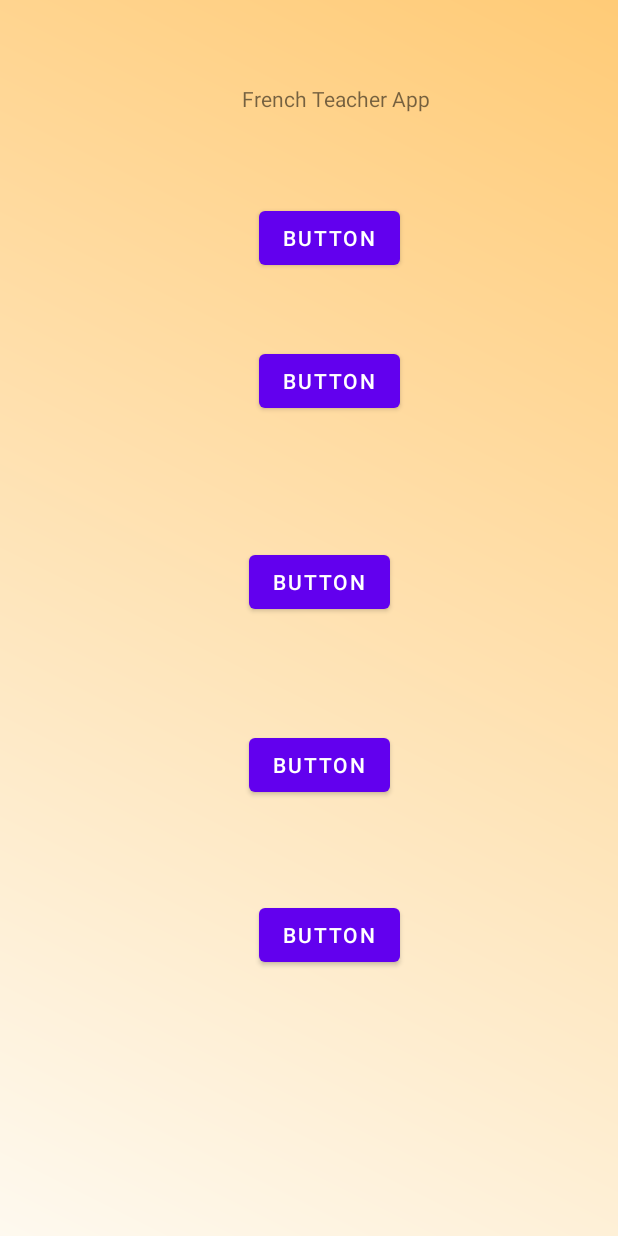
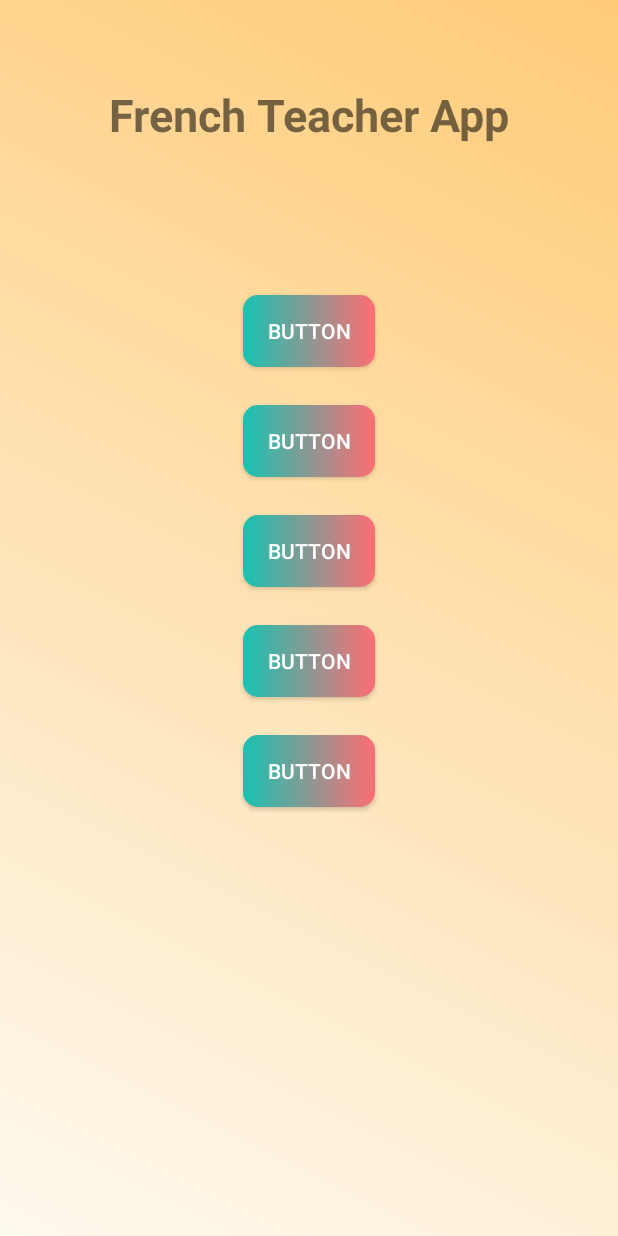
Before and after one commit to Aman7766/android-french-teacher, an Android app: the layout activity_main.xml on its own in the app's theme, with its tools: preview values and no code run, on a phone screen of 412 x 824 dp. Run offline under Robolectric (Android 15) with nearby library versions, the phone set to English and light mode, and no system bars.

Commit message:
Layout Done

```diff
--- /dev/null
+++ b/app/src/main/res/drawable/btn_bg.xml
@@ -0,0 +1,15 @@
+<?xml version="1.0" encoding="utf-8"?>
+<shape xmlns:android="http://schemas.android.com/apk/res/android"
+    android:shape="rectangle">
+    <gradient
+        android:startColor="#fe6d73"
+        android:endColor="#17c3b2"
+        android:angle="180"/>
+
+    <corners
+        android:topLeftRadius="10dp"
+        android:bottomRightRadius="10dp"
+        android:bottomLeftRadius="10dp"
+        android:topRightRadius="10dp"/>
+
+</shape>
--- a/app/src/main/res/layout/activity_main.xml
+++ b/app/src/main/res/layout/activity_main.xml
@@ -7,15 +7,12 @@
     android:layout_height="match_parent"
     tools:context=".MainActivity"
     android:background="@drawable/bg_color">
-
-
   <Button
       android:id="@+id/button2"
-      android:layout_width="wrap_content"
-      android:layout_height="wrap_content"
-      android:layout_marginStart="172dp"
-      android:layout_marginTop="59dp"
-      android:layout_marginEnd="145dp"
+       style="@style/btn_style"
+
+      android:layout_marginTop="100dp"
+
       android:text="Button"
       app:layout_constraintEnd_toEndOf="parent"
       app:layout_constraintStart_toStartOf="parent"
@@ -23,11 +20,11 @@
 
   <Button
       android:id="@+id/button3"
-      android:layout_width="wrap_content"
-      android:layout_height="wrap_content"
-      android:layout_marginStart="172dp"
-      android:layout_marginTop="65dp"
-      android:layout_marginEnd="145dp"
+      style="@style/btn_style"
+
+
+
+
       android:text="Button"
       app:layout_constraintEnd_toEndOf="parent"
       app:layout_constraintStart_toStartOf="parent"
@@ -35,11 +32,10 @@
 
   <Button
       android:id="@+id/button4"
-      android:layout_width="wrap_content"
-      android:layout_height="wrap_content"
-      android:layout_marginStart="165dp"
-      android:layout_marginTop="74dp"
-      android:layout_marginEnd="152dp"
+      style="@style/btn_style"
+
+
+
       android:text="Button"
       app:layout_constraintEnd_toEndOf="parent"
       app:layout_constraintStart_toStartOf="parent"
@@ -47,11 +43,10 @@
 
   <Button
       android:id="@+id/button5"
-      android:layout_width="wrap_content"
-      android:layout_height="wrap_content"
-      android:layout_marginStart="165dp"
-      android:layout_marginTop="86dp"
-      android:layout_marginEnd="152dp"
+      style="@style/btn_style"
+
+
+
       android:text="Button"
       app:layout_constraintEnd_toEndOf="parent"
       app:layout_constraintStart_toStartOf="parent"
@@ -59,11 +54,7 @@
 
   <Button
       android:id="@+id/button"
-      android:layout_width="wrap_content"
-      android:layout_height="wrap_content"
-      android:layout_marginStart="172dp"
-      android:layout_marginTop="47dp"
-      android:layout_marginEnd="145dp"
+      style="@style/btn_style"
       android:text="Button"
       app:layout_constraintEnd_toEndOf="parent"
       app:layout_constraintStart_toStartOf="parent"
@@ -71,11 +62,12 @@
 
   <TextView
       android:id="@+id/textView"
-      android:layout_width="wrap_content"
-      android:layout_height="wrap_content"
-      android:layout_marginStart="161dp"
+      style="@style/wc"
+      android:layout_marginStart="146.5dp"
       android:layout_marginTop="56dp"
-      android:layout_marginEnd="125dp"
+      android:layout_marginEnd="146.5dp"
+      android:textSize="30sp"
+      android:textStyle="bold"
       android:text="French Teacher App"
       app:layout_constraintEnd_toEndOf="parent"
       app:layout_constraintStart_toStartOf="parent"
--- a/app/src/main/res/values-night/themes.xml
+++ b/app/src/main/res/values-night/themes.xml
@@ -1,6 +1,6 @@
 <resources xmlns:tools="http://schemas.android.com/tools">
     <!-- Base application theme. -->
-    <style name="Theme.FrenchTeacher" parent="Theme.MaterialComponents.DayNight.DarkActionBar">
+    <style name="Theme.FrenchTeacher" parent="Theme.AppCompat.DayNight.NoActionBar">
         <!-- Primary brand color. -->
         <item name="colorPrimary">@color/purple_200</item>
         <item name="colorPrimaryVariant">@color/purple_700</item>
@@ -13,4 +13,17 @@
         <item name="android:statusBarColor">?attr/colorPrimaryVariant</item>
         <!-- Customize your theme here. -->
     </style>
+    <style name="wc">
+        <item name="android:layout_width">wrap_content</item>
+        <item name="android:layout_height">wrap_content</item>
+    </style>
+    <style name="btn_style" parent="wc">
+        <item name="android:layout_marginTop">25dp</item>
+        <item name="android:layout_marginStart">158.5dp</item>
+        <item name="android:layout_marginEnd">158.5dp</item>
+        <item name="android:background">@drawable/btn_bg</item>
+        <item name="android:textColor">@color/white</item>
+
+    </style>
+
 </resources>
--- a/app/src/main/res/values/themes.xml
+++ b/app/src/main/res/values/themes.xml
@@ -1,6 +1,6 @@
 <resources xmlns:tools="http://schemas.android.com/tools">
     <!-- Base application theme. -->
-    <style name="Theme.FrenchTeacher" parent="Theme.MaterialComponents.DayNight.DarkActionBar">
+    <style name="Theme.FrenchTeacher" parent="Theme.AppCompat.DayNight.NoActionBar">
         <!-- Primary brand color. -->
         <item name="colorPrimary">@color/purple_500</item>
         <item name="colorPrimaryVariant">@color/purple_700</item>
@@ -13,4 +13,17 @@
         <item name="android:statusBarColor">?attr/colorPrimaryVariant</item>
         <!-- Customize your theme here. -->
     </style>
+
+    <style name="wc">
+        <item name="android:layout_width">wrap_content</item>
+        <item name="android:layout_height">wrap_content</item>
+    </style>
+    <style name="btn_style" parent="wc">
+        <item name="android:layout_marginTop">25dp</item>
+        <item name="android:layout_marginStart">158.5dp</item>
+        <item name="android:layout_marginEnd">158.5dp</item>
+        <item name="android:background">@drawable/btn_bg</item>
+        <item name="android:textColor">@color/white</item>
+
+    </style>
 </resources>
```
